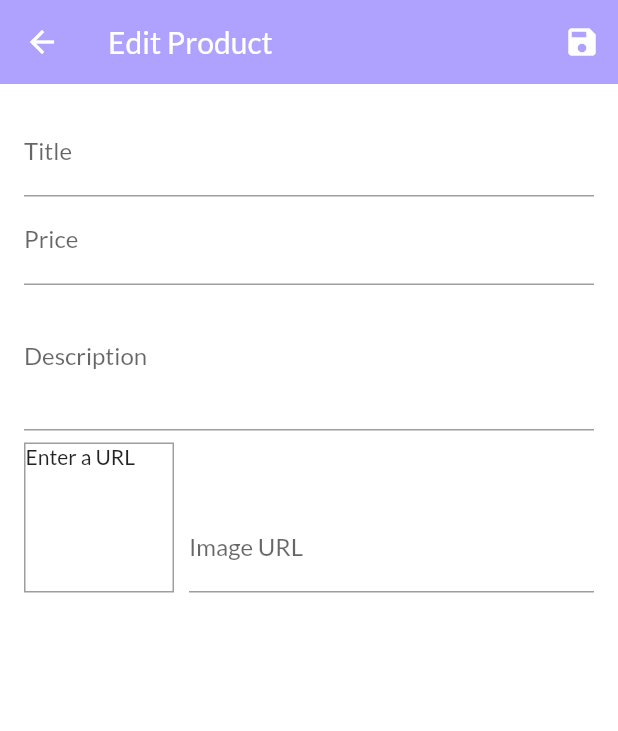
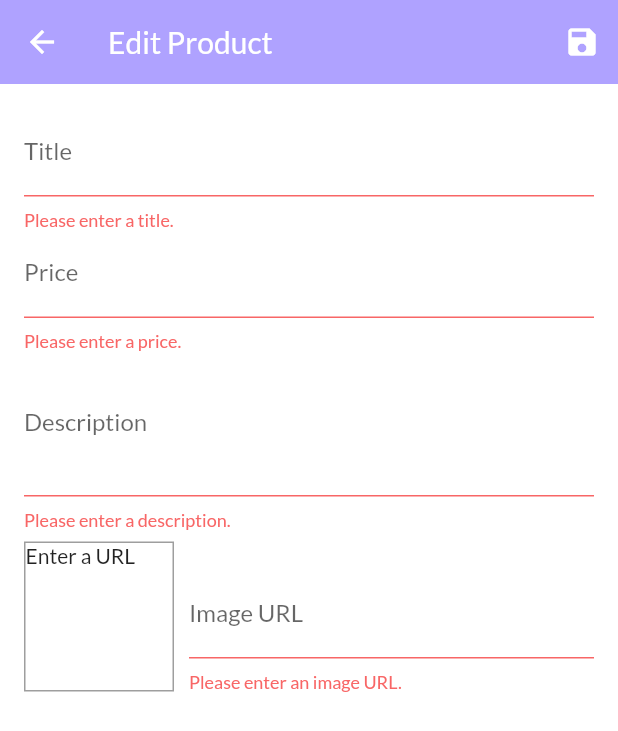
Before and after one commit to zawmorntwan/My-Shop, a Flutter app: the EditProductScreen screen opened by its route, after a tap on the "save" icon, on a phone screen of 412 x 824 dp. Shown: the top 731 px of the screen. Run offline on Flutter 3.47's test engine with Material 2 defaults, Android fonts, the phone set to English and light mode, and no system bars; network calls fail.

Commit message:
Update validation for edit product

```diff
--- a/lib/screens/edit_product_screen.dart
+++ b/lib/screens/edit_product_screen.dart
@@ -44,11 +44,22 @@ class _EditProductScreenState extends State<EditProductScreen> {
 
   void _updateImageUrl() {
     if (!_imageUrlFocusNode.hasFocus) {
+      if ((!_imageUrlController.text.startsWith('http') &&
+              !_imageUrlController.text.startsWith('https')) ||
+          (!_imageUrlController.text.endsWith('.png') &&
+              !_imageUrlController.text.endsWith('.jpg') &&
+              !_imageUrlController.text.endsWith('.jpeg'))) {
+        return;
+      }
       setState(() {});
     }
   }
 
   void _saveForm() {
+    final isValid = _form.currentState!.validate();
+    if (!isValid) {
+      return;
+    }
     _form.currentState!.save();
     log(_editedProduct.title);
     log(_editedProduct.price.toString());
@@ -93,6 +104,12 @@ class _EditProductScreenState extends State<EditProductScreen> {
                     imageUrl: _editedProduct.imageUrl,
                   );
                 },
+                validator: (value) {
+                  if (value!.isEmpty) {
+                    return 'Please enter a title.';
+                  }
+                  return null;
+                },
               ),
               TextFormField(
                 decoration: const InputDecoration(
@@ -113,6 +130,18 @@ class _EditProductScreenState extends State<EditProductScreen> {
                     imageUrl: _editedProduct.imageUrl,
                   );
                 },
+                validator: (value) {
+                  if (value!.isEmpty) {
+                    return 'Please enter a price.';
+                  }
+                  if (double.tryParse(value) == null) {
+                    return 'Please enter a valid number.';
+                  }
+                  if (double.parse(value) <= 0) {
+                    return 'Please enter a number greater than zero.';
+                  }
+                  return null;
+                },
               ),
               TextFormField(
                 decoration: const InputDecoration(labelText: 'Description'),
@@ -127,6 +156,15 @@ class _EditProductScreenState extends State<EditProductScreen> {
                     description: value!,
                     imageUrl: _editedProduct.imageUrl,
                   );
+                },
+                validator: (value) {
+                  if (value!.isEmpty) {
+                    return 'Please enter a description.';
+                  }
+                  if (value.length < 10) {
+                    return 'Should be at least 10 characters long.';
+                  }
+                  return null;
                 },
               ),
               Row(
@@ -173,6 +211,21 @@ class _EditProductScreenState extends State<EditProductScreen> {
                           imageUrl: value!,
                         );
                       },
+                      validator: (value) {
+                        if (value!.isEmpty) {
+                          return 'Please enter an image URL.';
+                        }
+                        if (!value.startsWith('http') &&
+                            !value.startsWith('https')) {
+                          return 'Please enter a valid URL.';
+                        }
+                        if (!value.endsWith('.png') &&
+                            !value.endsWith('.jpg') &&
+                            !value.endsWith('.jpeg')) {
+                          return 'Please enter a valid image URL.';
+                        }
+                        return null;
+                      },
                     ),
                   ),
                 ],
```
